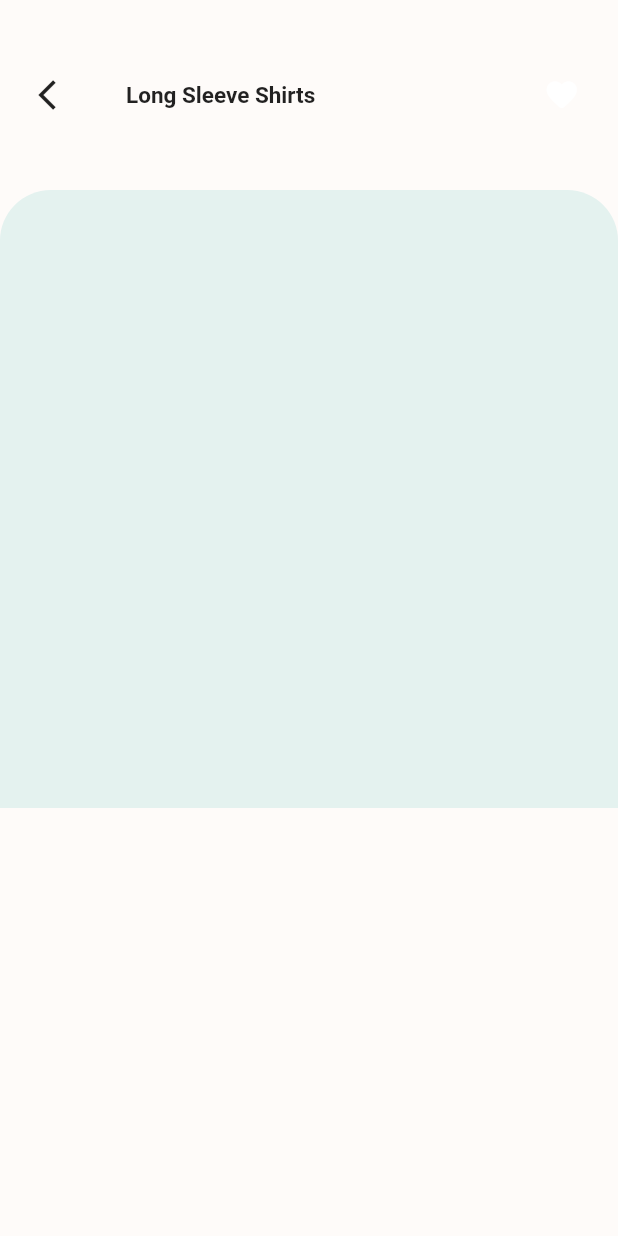
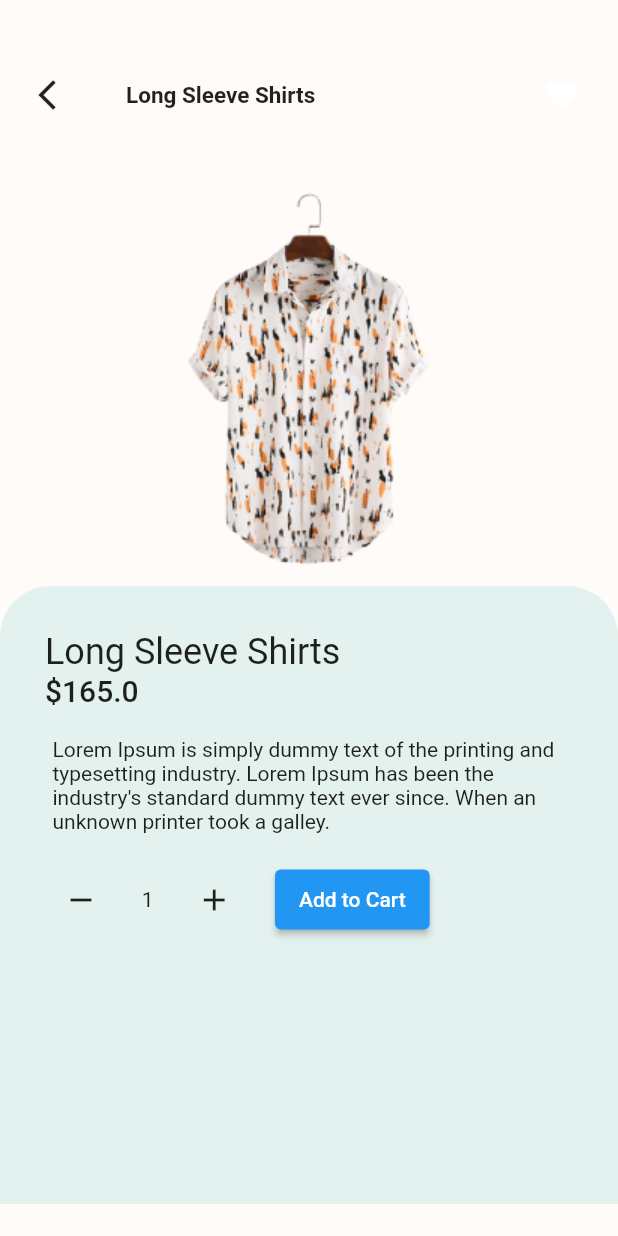
Before and after one commit to Jason-Goay/my_learning_app_J, a Flutter app: the screen it shows after launch, after a tap on "Long Sleeve Shirts", on a phone screen of 412 x 824 dp. Run offline on Flutter 3.47's test engine with Material 2 defaults, Android fonts, the phone set to English and light mode, and no system bars; our stand-ins replace badges, carousel_slider, flutter_svg.

Commit message:
[Todo] Elevated Button

```diff
--- a/lib/model/src/product.dart
+++ b/lib/model/src/product.dart
@@ -6,13 +6,14 @@ class Product {
   final double price;
   final Color bgColor;
   final String type;
-  Product({
-    required this.image,
+  final String description;
+  Product(
+      {required this.image,
       required this.title,
       required this.price,
       this.bgColor = const Color(0xFFEFEFF2),
       required this.type,
-  });
+      required this.description});
 }
 
 List<Product> product = [
@@ -21,113 +22,134 @@ List<Product> product = [
       title: "Long Sleeve Shirts",
       price: 165,
       bgColor: const Color(0xFFFEFBF9),
-      type: 'Shirt'),
+      type: 'Shirt',
+      description: dummyText),
   Product(
       image: AppAssets.shirt1,
       title: "Casual Henley Shirts",
       price: 99,
       type: 'Shirt',
-  ),
+      description: dummyText),
   Product(
       image: AppAssets.shirt2,
       title: "Curved Hem Shirts",
       price: 180,
       bgColor: const Color(0xFFF8FEFB),
-      type: 'Shirt'),
+      type: 'Shirt',
+      description: dummyText),
   Product(
       image: AppAssets.shirt3,
       title: "Casual Nolin",
       price: 149,
       bgColor: const Color(0xFFEEEEED),
-      type: 'Shirt'),
+      type: 'Shirt',
+      description: dummyText),
   Product(
       image: AppAssets.shirt4,
       title: "FORMAL SHIRT",
       price: 109,
       bgColor: const Color(0xFFEEEEED),
-      type: 'Shirt'),
+      type: 'Shirt',
+      description: dummyText),
   Product(
       image: AppAssets.shirt5,
       title: "U CREW NECK SHORT SLEEVE T_SHIRT",
       price: 159,
       bgColor: const Color(0xFFEEEEED),
-      type: 'Shirt'),
+      type: 'Shirt',
+      description: dummyText),
   Product(
       image: AppAssets.shirt5,
       title: "U CREW NECK SHORT SLEEVE T_SHIRT",
       price: 159,
       bgColor: const Color(0xFFEEEEED),
-      type: 'Shirt'),
+      type: 'Shirt',
+      description: dummyText),
   Product(
       image: AppAssets.shoes0,
       title: "SUPERSTAR SHOES",
       price: 449,
       bgColor: const Color(0xFFEEEEED),
-      type: 'Shoes'),
+      type: 'Shoes',
+      description: dummyText),
   Product(
       image: AppAssets.shoes1,
       title: "NIKE DEFY ALL MEN's TRAINING SHOE",
       price: 225,
       bgColor: const Color(0xFFEEEEED),
-      type: 'Shoes'),
+      type: 'Shoes',
+      description: dummyText),
   Product(
       image: AppAssets.shoes2,
       title: "SHOE SENSE FORMAL MEN BLACK FASHION LACE UP SHOES",
       price: 179,
       bgColor: const Color(0xFFEEEEED),
-      type: 'Shoes'),
+      type: 'Shoes',
+      description: dummyText),
   Product(
       image: AppAssets.shoes3,
       title: "BRUTON TENDY SPORTS SHOES FOR MEN",
       price: 169,
       bgColor: const Color(0xFFEEEEED),
-      type: 'Shoes'),
+      type: 'Shoes',
+      description: dummyText),
   Product(
       image: AppAssets.shoes4,
       title: "ULTRABOOST 22 SHOES",
       price: 869,
       bgColor: const Color(0xFFEEEEED),
-      type: 'Shoes'),
+      type: 'Shoes',
+      description: dummyText),
   Product(
       image: AppAssets.watch0,
       title: "GALAXY WATCH4 44MM BLUETOOTH",
       price: 869,
       bgColor: const Color(0xFFEEEEED),
-      type: 'Watch'),
+      type: 'Watch',
+      description: dummyText),
   Product(
       image: AppAssets.watch1,
       title: "DANIEL WELLINGTON CLASSIC CAMBRIDGE",
       price: 672,
       bgColor: const Color(0xFFEEEEED),
-      type: 'Watch'),
+      type: 'Watch',
+      description: dummyText),
   Product(
       image: AppAssets.watch2,
       title: "PRINNACLE RO SERIES WATCH BLACK MEN",
       price: 899,
       bgColor: const Color(0xFFEEEEED),
-      type: 'Watch'),
+      type: 'Watch',
+      description: dummyText),
   Product(
       image: AppAssets.dress0,
       title: "SUNNYDAYSWEETY KOREAN STYLE LADIES OFF SHOLDER DRESS",
       price: 139,
       bgColor: const Color(0xFFEEEEED),
-      type: 'Dress'),
+      type: 'Dress',
+      description: dummyText),
   Product(
       image: AppAssets.dress1,
       title: "URBAN OUTLIER SLEEVELESS OFFICE DRESS LADY",
       price: 159,
       bgColor: const Color(0xFFEEEEED),
-      type: 'Dress'),
+      type: 'Dress',
+      description: dummyText),
   Product(
       image: AppAssets.dress2,
       title: "JACKIE PLAIN DRESS",
       price: 99,
       bgColor: const Color(0xFFEEEEED),
-      type: 'Dress'),
+      type: 'Dress',
+      description: dummyText),
   Product(
       image: AppAssets.dress3,
       title: "KOREAN STYLE ELEGANT LONG_SLEEVED DRESS",
       price: 109,
       bgColor: const Color(0xFFEEEEED),
-      type: 'Dress'),
+      type: 'Dress',
+      description: dummyText),
 ];
+
+String dummyText =
+    "Lorem Ipsum is simply dummy text of the printing and typesetting industry. Lorem Ipsum has been the industry's standard dummy text ever since. When an unknown printer took a galley.";
--- /dev/null
+++ b/lib/provider/src/cart_provider.dart
@@ -0,0 +1,3 @@
+import 'package:flutter/material.dart';
+
+class CartProvider with ChangeNotifier {}
--- a/lib/screen/src/component/product_card.dart
+++ b/lib/screen/src/component/product_card.dart
@@ -1,6 +1,7 @@
 import 'package:flutter/material.dart';
 import 'package:flutter/src/widgets/container.dart';
 import 'package:flutter/src/widgets/framework.dart';
+import 'package:my_learning_app/utils/utils.dart';
 
 class ProductCard extends StatelessWidget {
   final String image;
@@ -32,6 +33,7 @@ class ProductCard extends StatelessWidget {
         child: Column(
           children: [
             Container(
+              height: ScreenUtils.scaleValueH(70),
               width: double.infinity,
               decoration: BoxDecoration(
                 color: bgColor,
@@ -39,7 +41,7 @@ class ProductCard extends StatelessWidget {
               ),
               child: Image.asset(
                 image,
-                height: 100,
+                height: ScreenUtils.screenHeight * 0.15,
                 fit: BoxFit.fill,
               ),
             ),
--- a/lib/screen/src/details_screen.dart
+++ b/lib/screen/src/details_screen.dart
@@ -3,6 +3,7 @@ import 'package:flutter/material.dart';
 import 'package:my_learning_app/model/model.dart';
 import 'package:my_learning_app/provider/provider.dart';
 import 'package:my_learning_app/utils/utils.dart';
+import 'package:my_learning_app/widget/widget.dart';
 import 'package:provider/provider.dart';
 
 class DetailsScreenArgument {
@@ -26,6 +27,9 @@ class DetailsScreen extends StatefulWidget {
 
 class _DetailsScreenState extends State<DetailsScreen> {
   FavouriteProvider get favouriteProvider => context.read<FavouriteProvider>();
+  TextTheme get textTheme => Theme.of(context).textTheme;
+
+  int numOfItems = 1;
   @override
   Widget build(BuildContext context) {
     return Scaffold(
@@ -74,44 +78,89 @@ class _DetailsScreenState extends State<DetailsScreen> {
   }
 
   Widget buildContent(BuildContext context) {
-    return
-        // Column(
-        //   children: [
-        // Image.asset(
-        //   widget.productArgument.product.image,
-        //   // height: ScreenUtils.scaleValueH(250),
-        //   // fit: BoxFit.fill,
-        // ),
+    return Column(
+      children: [
+        Image.asset(
+          widget.productArgument.product.image,
+
+          // fit: BoxFit.fill,
+        ),
         Container(
           height: ScreenUtils.screenHeight * 0.5,
-      width: double.infinity,
-      padding: EdgeInsets.symmetric(
-          vertical: ScreenUtils.screenHeight,
-          horizontal: ScreenUtils.screenWidth),
+          width: ScreenUtils.screenWidth,
           decoration: BoxDecoration(
               color: AppColor.aquaBlue.withOpacity(0.2),
               borderRadius: BorderRadius.only(
                   topLeft: Radius.circular(ScreenUtils.scaleValue(30)),
                   topRight: Radius.circular(ScreenUtils.scaleValue(30)))),
+          child: Padding(
+            padding: const EdgeInsets.all(30.0),
             child: Column(
-        children: [
-          Row(
+              crossAxisAlignment: CrossAxisAlignment.start,
               children: [
                 Text(
                   widget.productArgument.product.title,
-                style: TextStyle(color: Colors.red),
+                  style: textTheme.headline5,
+                ),
+                Text(
+                  '\$${widget.productArgument.product.price.toString()}',
+                  style: textTheme.headline6,
+                ),
+                Padding(
+                  padding:
+                      const EdgeInsets.symmetric(horizontal: 5.0, vertical: 20),
+                  child: Text(
+                    widget.productArgument.product.description,
+                    style: textTheme.bodyText2,
+                  ),
+                ),
+                buildQuantityButton(),
+              ],
+            ),
+          ),
         ),
       ],
-          )
-
-          // Text(
-          //   '${widget.productArgument.product.price}',
-          //   style: TextStyle(color: Colors.red),
-          // ),
-        ],
-      ),
-      //   ),
-      // ],
     );
   }
+
+  Widget buildQuantityButton() {
+    return Row(
+      children: [
+        IconButton(
+          onPressed: () => decreaseQuantity(),
+          icon: Icon(Icons.remove),
+        ),
+        SizedBox(
+          width: ScreenUtils.scaleValueW(15),
+        ),
+        Text('$numOfItems'),
+        SizedBox(
+          width: ScreenUtils.scaleValueW(15),
+        ),
+        IconButton(
+            onPressed: () => increaseQuantity(), icon: const Icon(Icons.add)),
+        SizedBox(
+          width: ScreenUtils.scaleValueW(15),
+        ),
+        CustomElevatedButton(
+          onPressed: () {},
+          minimumSize: 10,
+          child: const Text('Add to Cart'),
+        )
+      ],
+    );
   }
+
+  void increaseQuantity() {
+    setState(() {
+      numOfItems++;
+    });
+  }
+
+  void decreaseQuantity() {
+    if (numOfItems <= 1) return;
+    setState(() {
+      numOfItems--;
+    });
+  }
+}
--- a/lib/screen/src/home_screen.dart
+++ b/lib/screen/src/home_screen.dart
@@ -209,13 +209,13 @@ class _HomeScreenState extends State<HomeScreen> with TickerProviderStateMixin {
             style: TextStyle(fontSize: 20, fontWeight: FontWeight.bold),
           ),
         ),
-        Container(
-          margin: EdgeInsets.symmetric(horizontal: ScreenUtils.scaleValue(10)),
-          padding: EdgeInsets.symmetric(
-              horizontal: ScreenUtils.scaleValue(10),
-              vertical: ScreenUtils.scaleValue(5)),
-          child: Container(),
-        )
+        // Container(
+        //   margin: EdgeInsets.symmetric(horizontal: ScreenUtils.scaleValue(10)),
+        //   padding: EdgeInsets.symmetric(
+        //       horizontal: ScreenUtils.scaleValue(10),
+        //       vertical: ScreenUtils.scaleValue(5)),
+        //   child: Container(),
+        // )
       ],
     );
   }
@@ -279,8 +279,8 @@ class _HomeScreenState extends State<HomeScreen> with TickerProviderStateMixin {
 
   Widget buildProduct(List<Product> product) {
     return SizedBox(
-      width: 500,
-      height: 500,
+      width: ScreenUtils.screenWidth,
+      height: ScreenUtils.screenHeight * 0.7,
       child: GridView.count(
           primary: false,
           padding: const EdgeInsets.all(20),
--- /dev/null
+++ b/lib/widget/src/custom_elevated_button.dart
@@ -0,0 +1,73 @@
+import 'package:flutter/material.dart';
+import 'package:flutter/src/widgets/container.dart';
+import 'package:flutter/src/widgets/framework.dart';
+
+class CustomElevatedButton extends StatelessWidget {
+  final Color? background;
+  final Widget child;
+  final OutlinedBorder? shape;
+  final double? minimumSize;
+  final VoidCallback onPressed;
+
+  const CustomElevatedButton(
+      {super.key,
+      required this.onPressed,
+      this.background,
+      required this.child,
+      this.shape,
+      this.minimumSize});
+
+  // factory CustomElevatedButton.icon({
+  //   required Widget icon,
+  //   required VoidCallback? onPressed,
+  //   String text,
+  // }) = _CustomElevatedButtonIcon;
+
+  @override
+  Widget build(BuildContext context) {
+    ColorScheme colorScheme = Theme.of(context).colorScheme;
+    return ElevatedButtonTheme(
+      data: ElevatedButtonThemeData(
+          style: ElevatedButton.styleFrom(
+              backgroundColor: background ?? colorScheme.primary,
+              shape: shape,
+              minimumSize: Size(minimumSize!, 40))),
+      child: ElevatedButton(
+        onPressed: onPressed,
+        child: child,
+      ),
+    );
+  }
+}
+
+class _CustomElevatedButtonIcon extends CustomElevatedButton {
+  _CustomElevatedButtonIcon({
+    required Widget icon,
+    required super.onPressed,
+    required String text,
+  }) : super(
+            child: _CustomElevatedButtonIconChild(
+          text: text,
+          icon: icon,
+        ));
+}
+
+class _CustomElevatedButtonIconChild extends StatelessWidget {
+  final String? text;
+  final Widget icon;
+  final Color? textColor;
+
+  _CustomElevatedButtonIconChild({
+    Key? key,
+    this.text,
+    required this.icon,
+    this.textColor,
+  }) : super(key: key);
+
+  @override
+  Widget build(BuildContext context) {
+    return Row(
+      children: [Expanded(child: icon)],
+    );
+  }
+}
--- /dev/null
+++ b/lib/widget/widget.dart
@@ -0,0 +1 @@
+export 'src/custom_elevated_button.dart';
```
Lines whose indentation alone changed are shown as unchanged.
